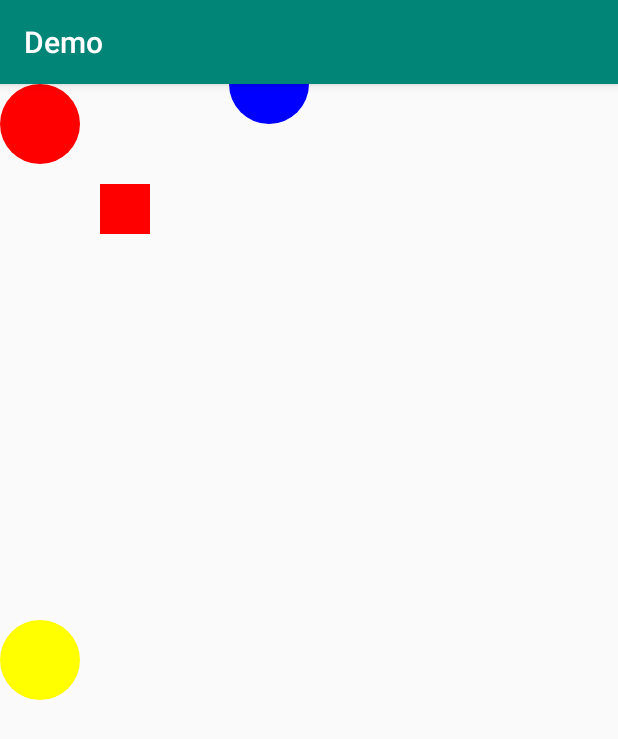
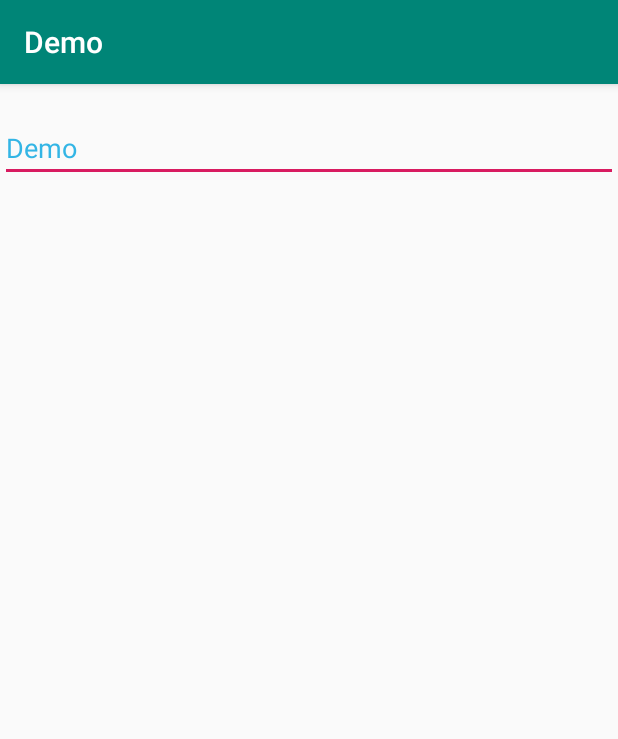
Before and after one commit to daishengda2018/AndroidKnowledgeSystem, an Android app: the screen it shows after launch (MainActivity), on a phone screen of 412 x 824 dp. Shown: the top 739 px of the screen. Run offline under Robolectric (Android 15) with nearby library versions, the light colour scheme and no system bars.

Commit message:
模仿实现 Material View

```diff
--- a/Demo/app/src/main/java/com/example/dsd/demo/ui/draw/text/MaterialEditText.java
+++ b/Demo/app/src/main/java/com/example/dsd/demo/ui/draw/text/MaterialEditText.java
@@ -1,45 +1,104 @@
 package com.example.dsd.demo.ui.draw.text;
 
+import android.animation.ObjectAnimator;
 import android.content.Context;
 import android.graphics.Canvas;
+import android.graphics.Color;
+import android.graphics.Paint;
+import android.graphics.Rect;
+import android.text.Editable;
+import android.text.TextUtils;
+import android.text.TextWatcher;
 import android.util.AttributeSet;
 
 import com.example.dsd.demo.utils.DisplayUtils;
 
 /**
- * todo
+ * 简单模仿 https://github.com/rengwuxian/MaterialEditText
+ *
  * Created by im_dsd on 2019-08-07
  */
 public class MaterialEditText extends android.support.v7.widget.AppCompatEditText {
 
-    public MaterialEditText(Context context) {
-        this(context, null);
-    }
+    /**
+     * 字体大小
+     */
+    public static final float TEXT_SIZE = DisplayUtils.sp2px(12);
+    public static final float TEXT_MARGE = DisplayUtils.dp2px(8);
+    private static final float VERTICAL_OFFSET = DisplayUtils.dp2px(38);
+    private static final float VERTICAL_OFFSET_EXTRA = DisplayUtils.dp2px(16);
+    private Rect mPadding;
+    private Paint mPaint;
+    private boolean isShow;
+    private float mFloatingLabelFraction;
 
     public MaterialEditText(Context context, AttributeSet attrs) {
-        this(context, attrs, 0);
-    }
-
-
-    public MaterialEditText(Context context, AttributeSet attrs, int defStyleAttr) {
-        super(context, attrs, defStyleAttr);
+        super(context, attrs);
         init(context, attrs);
     }
 
     private void init(Context context, AttributeSet attrs) {
+        mPaint = new Paint(Paint.ANTI_ALIAS_FLAG);
+        mPaint.setColor(Color.parseColor("#333333"));
+        mPaint.setTextSize(TEXT_SIZE);
 
+        mPadding = new Rect();
+        // 通过背景拿到的 padding 才是最终的初始值
+        getBackground().getPadding(mPadding);
+        setPadding(mPadding.left, (int) (mPadding.top + TEXT_SIZE + TEXT_MARGE), mPadding.right, mPadding.bottom);
+
+        addTextChangedListener(new TextWatcher() {
+            @Override
+            public void beforeTextChanged(CharSequence s, int start, int count, int after) {
+
+            }
+
+            @Override
+            public void onTextChanged(CharSequence s, int start, int before, int count) {
+
+            }
+
+            @Override
+            public void afterTextChanged(Editable s) {
+                // 每次输入的文字的改变都会引起 onDraw 的执行
+                String content = s.toString();
+                if (isShow && TextUtils.isEmpty(content)) {
+                    // 隐藏
+                    isShow = false;
+                    getAnimator().reverse();
+                } else if (!isShow && !TextUtils.isEmpty(content)) {
+                    // 显示
+                    isShow = true;
+                    getAnimator().start();
+                }
+            }
+        });
     }
 
-    @Override
-    protected void onMeasure(int widthMeasureSpec, int heightMeasureSpec) {
-        int size = (int) DisplayUtils.dp2px(20);
-        int width = resolveSize(size, widthMeasureSpec);
-        int height = resolveSize(size, heightMeasureSpec);
-        setMeasuredDimension(width, height);
+    private ObjectAnimator getAnimator() {
+        // 自定义属性动画，需要注意的点就是需要声明 getXXX、setXXX 方法，而且必须是 public
+        ObjectAnimator animator = ObjectAnimator.ofFloat(this, "floatingLabelFraction", 0, 1);
+        animator.setDuration(300);
+        return animator;
     }
+
 
     @Override
     protected void onDraw(Canvas canvas) {
         super.onDraw(canvas);
+        // 设置透明度
+        mPaint.setAlpha((int) (mFloatingLabelFraction * 0xff));
+        canvas.drawText(getHint().toString(), mPadding.left, VERTICAL_OFFSET - mFloatingLabelFraction * VERTICAL_OFFSET_EXTRA, mPaint);
+    }
+
+
+    public void setFloatingLabelFraction(float value) {
+        mFloatingLabelFraction = value;
+        // 通知重新绘制
+        invalidate();
+    }
+
+    public float getFloatingLabelFraction() {
+        return mFloatingLabelFraction;
     }
 }
--- a/Demo/app/src/main/res/layout/activity_main.xml
+++ b/Demo/app/src/main/res/layout/activity_main.xml
@@ -24,8 +24,11 @@ tools:context=".MainActivity">
         <!--android:layout_width="100dp"-->
         <!--android:layout_height="100dp"/>-->
 
-    <com.example.dsd.demo.ui.draw.CanvasDemo
+    <com.example.dsd.demo.ui.draw.text.MaterialEditText
+        android:hint="@string/app_name"
+        android:textColor="@android:color/holo_red_light"
+        android:textColorHint="@android:color/holo_blue_light"
         android:layout_width="match_parent"
-        android:layout_height="match_parent"
+        android:layout_height="wrap_content"
        />
 </FrameLayout>
```
